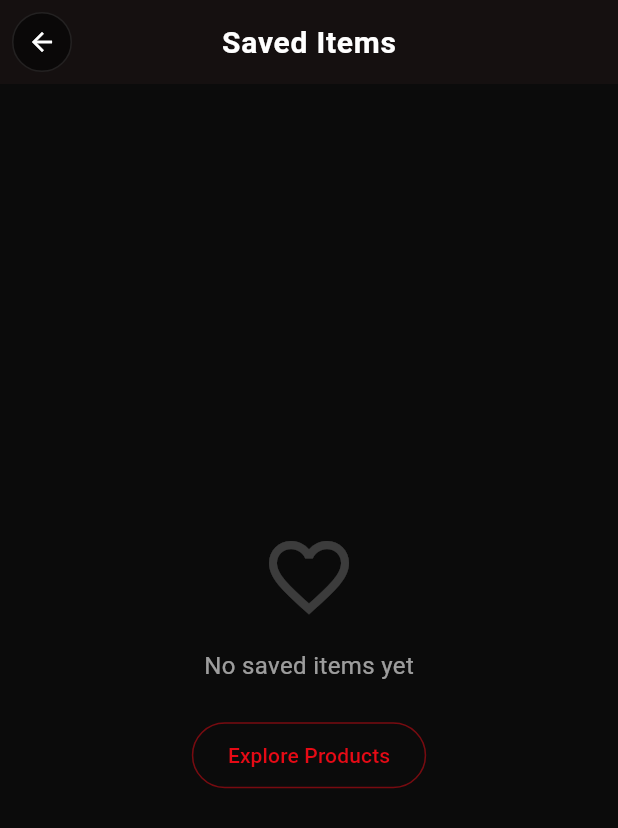
After one commit to meomeoQuan/pe_flutter, a Flutter app: the SavedScreen screen opened by its route, on a phone screen of 412 x 824 dp. The commit adds this screen. Shown: the top 828 px of the screen. Run offline on Flutter 3.47's test engine with Material 3 defaults, Android fonts, the phone set to English and light mode, and no system bars; our stand-ins replace cached_network_image, go_router, google_fonts, shared_preferences, sqflite, sqflite_common_ffi_web; accounts and stored records are empty; network calls fail.

Commit message:
wishlist function , UI

```diff
--- a/lib/providers/product_provider.dart
+++ b/lib/providers/product_provider.dart
@@ -10,6 +10,7 @@ class ProductProvider extends ChangeNotifier {
   String _searchQuery = '';
   bool _sortAscending = true;
   bool _isLoading = false;
+  final Set<String> _savedProductIds = {};
 
   List<Product> get products => _filteredProducts;
   bool get isLoading => _isLoading;
@@ -120,4 +121,23 @@ class ProductProvider extends ChangeNotifier {
     _sortAscending = ascending;
     notifyListeners();
   }
+
+  // ── Wishlist / Saved ────────────────────────────────────────────────
+
+  Set<String> get savedProductIds => _savedProductIds;
+
+  List<Product> get savedProducts {
+    return _products.where((p) => _savedProductIds.contains(p.id)).toList();
+  }
+
+  bool isSaved(String productId) => _savedProductIds.contains(productId);
+
+  void toggleSaved(String productId) {
+    if (_savedProductIds.contains(productId)) {
+      _savedProductIds.remove(productId);
+    } else {
+      _savedProductIds.add(productId);
+    }
+    notifyListeners();
+  }
 }
--- a/lib/router/app_router.dart
+++ b/lib/router/app_router.dart
@@ -9,6 +9,7 @@ import '../screens/product_detail_screen.dart';
 import '../screens/product_list_screen.dart';
 import '../screens/register_screen.dart';
 import '../screens/revenue_screen.dart';
+import '../screens/saved_screen.dart';
 
 GoRouter createRouter(AuthProvider authProvider) {
   return GoRouter(
@@ -83,6 +84,11 @@ GoRouter createRouter(AuthProvider authProvider) {
         name: 'discover',
         builder: (context, state) => const DiscoverScreen(),
       ),
+      GoRoute(
+        path: '/saved',
+        name: 'saved',
+        builder: (context, state) => const SavedScreen(),
+      ),
     ],
   );
 }
--- a/lib/screens/add_edit_product_screen.dart
+++ b/lib/screens/add_edit_product_screen.dart
@@ -105,7 +105,10 @@ class _AddEditProductScreenState extends State<AddEditProductScreen> {
             child: InkWell(
               customBorder: const CircleBorder(),
               onTap: () => context.pop(),
-              child: const Icon(Icons.arrow_back, color: Colors.white, size: 20),
+              child: const SizedBox(
+                width: 36, height: 36,
+                child: Center(child: Icon(Icons.arrow_back, color: Colors.white, size: 20)),
+              ),
             ),
           ),
         ),
--- a/lib/screens/cart_screen.dart
+++ b/lib/screens/cart_screen.dart
@@ -31,7 +31,10 @@ class CartScreen extends StatelessWidget {
             child: InkWell(
               customBorder: const CircleBorder(),
               onTap: () => context.pop(),
-              child: const Icon(Icons.arrow_back, color: Colors.white, size: 20),
+              child: const SizedBox(
+                width: 36, height: 36,
+                child: Center(child: Icon(Icons.arrow_back, color: Colors.white, size: 20)),
+              ),
             ),
           ),
         ),
--- a/lib/screens/discover_screen.dart
+++ b/lib/screens/discover_screen.dart
@@ -69,9 +69,9 @@ class _DiscoverScreenState extends State<DiscoverScreen> {
                           child: InkWell(
                             customBorder: const CircleBorder(),
                             onTap: () => context.pop(),
-                            child: const Padding(
-                              padding: EdgeInsets.all(8.0),
-                              child: Icon(Icons.arrow_back, color: Colors.white, size: 20),
+                            child: const SizedBox(
+                              width: 36, height: 36,
+                              child: Center(child: Icon(Icons.arrow_back, color: Colors.white, size: 20)),
                             ),
                           ),
                         ),
--- a/lib/screens/product_list_screen.dart
+++ b/lib/screens/product_list_screen.dart
@@ -299,7 +299,7 @@ class _ProductListScreenState extends State<ProductListScreen> {
                 children: [
                   _BottomNavItem(icon: Icons.home, label: 'Home', isActive: true),
                   _BottomNavItem(icon: Icons.explore, label: 'Discover', isActive: false, onTap: () => context.push('/discover')),
-                  _BottomNavItem(icon: Icons.favorite, label: 'Saved', isActive: false),
+                  _BottomNavItem(icon: Icons.favorite, label: 'Saved', isActive: false, onTap: () => context.push('/saved')),
                   _BottomNavItem(icon: Icons.person, label: 'Account', isActive: false),
                 ],
               ),
--- a/lib/screens/revenue_screen.dart
+++ b/lib/screens/revenue_screen.dart
@@ -76,7 +76,10 @@ class _RevenueScreenState extends State<RevenueScreen> {
             child: InkWell(
               customBorder: const CircleBorder(),
               onTap: () => context.pop(),
-              child: const Icon(Icons.arrow_back, color: Colors.white, size: 20),
+              child: const SizedBox(
+                width: 36, height: 36,
+                child: Center(child: Icon(Icons.arrow_back, color: Colors.white, size: 20)),
+              ),
             ),
           ),
         ),
--- /dev/null
+++ b/lib/screens/saved_screen.dart
@@ -0,0 +1,76 @@
+import 'package:flutter/material.dart';
+import 'package:go_router/go_router.dart';
+import 'package:provider/provider.dart';
+
+import '../providers/product_provider.dart';
+import '../widgets/product_card.dart';
+
+class SavedScreen extends StatelessWidget {
+  const SavedScreen({super.key});
+
+  @override
+  Widget build(BuildContext context) {
+    final productProvider = context.watch<ProductProvider>();
+    final savedProducts = productProvider.savedProducts;
+
+    return Scaffold(
+      backgroundColor: const Color(0xFF0B0B0B),
+      appBar: AppBar(
+        backgroundColor: const Color(0xFF181111).withValues(alpha: 0.8),
+        iconTheme: const IconThemeData(color: Colors.white),
+        elevation: 0,
+        centerTitle: true,
+        leading: Container(
+          margin: const EdgeInsets.all(8),
+          decoration: BoxDecoration(
+            color: Colors.black.withValues(alpha: 0.5),
+            shape: BoxShape.circle,
+            border: Border.all(color: Colors.white.withValues(alpha: 0.1)),
+          ),
+          child: Material(
+            color: Colors.transparent,
+            child: InkWell(
+              customBorder: const CircleBorder(),
+              onTap: () => context.pop(),
+              child: const SizedBox(
+                width: 36, height: 36,
+                child: Center(child: Icon(Icons.arrow_back, color: Colors.white, size: 20)),
+              ),
+            ),
+          ),
+        ),
+        title: const Text(
+          'Saved Items',
+          style: TextStyle(fontSize: 20, fontWeight: FontWeight.bold, color: Colors.white),
+        ),
+      ),
+      body: savedProducts.isEmpty
+          ? Center(
+              child: Column(
+                mainAxisAlignment: MainAxisAlignment.center,
+                children: [
+                  Icon(Icons.favorite_border, size: 64, color: Colors.white.withValues(alpha: 0.2)),
+                  const SizedBox(height: 16),
+                  Text('No saved items yet', style: TextStyle(color: Colors.white.withValues(alpha: 0.6), fontSize: 16)),
+                  const SizedBox(height: 24),
+                  OutlinedButton(
+                    onPressed: () => context.push('/discover'),
+                    style: OutlinedButton.styleFrom(
+                      side: BorderSide(color: const Color(0xFFE60A15).withValues(alpha: 0.5)),
+                      padding: const EdgeInsets.symmetric(horizontal: 24, vertical: 12),
+                    ),
+                    child: const Text('Explore Products', style: TextStyle(color: Color(0xFFE60A15))),
+                  )
+                ],
+              ),
+            )
+          : ListView.builder(
+              padding: const EdgeInsets.all(16),
+              itemCount: savedProducts.length,
+              itemBuilder: (context, index) {
+                return ProductCard(product: savedProducts[index]);
+              },
+            ),
+    );
+  }
+}
```
Also changed, not shown: lib/screens/product_detail_screen.dart (+16 -11 lines).
